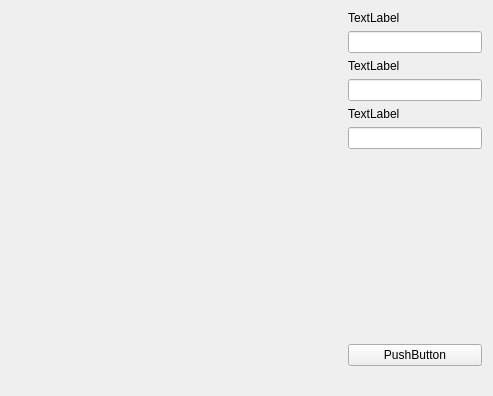
mortalis13/Qt-Color-Picker-Qt, file mainwindow.ui: the form before one commit.
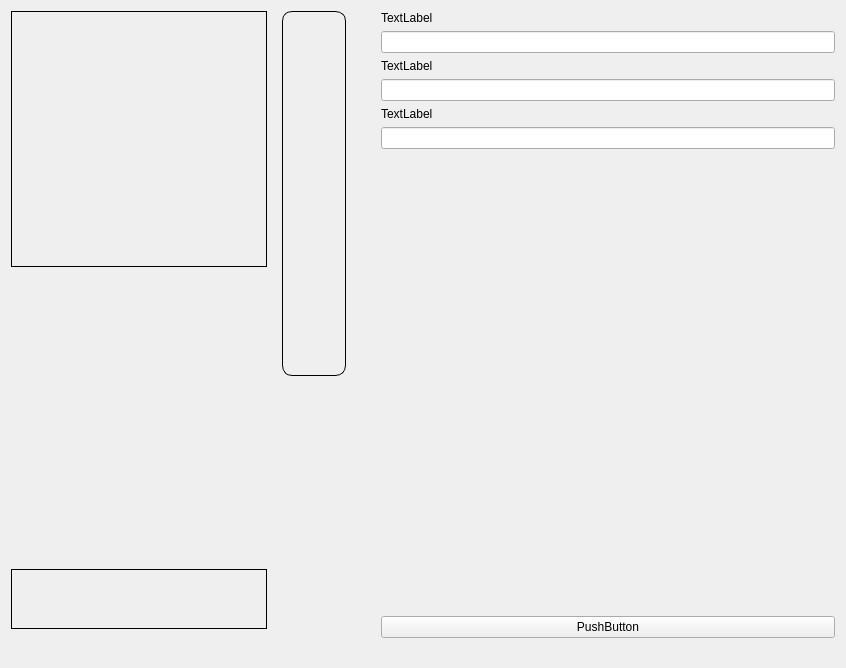
The form after the commit. Custom widgets are drawn as their Qt base class.

The edit to the form file:
```diff
--- a/mainwindow.ui
+++ b/mainwindow.ui
@@ -6,28 +6,16 @@
    <rect>
     <x>0</x>
     <y>0</y>
-    <width>493</width>
-    <height>396</height>
+    <width>846</width>
+    <height>668</height>
    </rect>
   </property>
   <property name="sizePolicy">
-   <sizepolicy hsizetype="Fixed" vsizetype="Fixed">
+   <sizepolicy hsizetype="Expanding" vsizetype="Expanding">
     <horstretch>0</horstretch>
     <verstretch>0</verstretch>
    </sizepolicy>
   </property>
-  <property name="minimumSize">
-   <size>
-    <width>470</width>
-    <height>396</height>
-   </size>
-  </property>
-  <property name="maximumSize">
-   <size>
-    <width>493</width>
-    <height>396</height>
-   </size>
-  </property>
   <property name="windowTitle">
    <string>MainWindow</string>
   </property>
@@ -39,23 +27,17 @@
     <item>
      <widget class="QWidget" name="widget" native="true">
       <property name="sizePolicy">
-       <sizepolicy hsizetype="Maximum" vsizetype="Maximum">
+       <sizepolicy hsizetype="Preferred" vsizetype="Preferred">
         <horstretch>0</horstretch>
         <verstretch>0</verstretch>
        </sizepolicy>
       </property>
       <property name="minimumSize">
        <size>
-        <width>300</width>
+        <width>0</width>
         <height>0</height>
        </size>
       </property>
-      <property name="maximumSize">
-       <size>
-        <width>16777215</width>
-        <height>360</height>
-       </size>
-      </property>
       <property name="autoFillBackground">
        <bool>false</bool>
       </property>
@@ -67,10 +49,10 @@
         <number>0</number>
        </property>
        <property name="rightMargin">
-        <number>0</number>
+        <number>9</number>
        </property>
        <property name="bottomMargin">
-        <number>0</number>
+        <number>9</number>
        </property>
        <property name="spacing">
         <number>0</number>
@@ -101,15 +83,15 @@
          </property>
          <property name="minimumSize">
           <size>
-           <width>40</width>
-           <height>361</height>
+           <width>64</width>
+           <height>365</height>
           </size>
          </property>
          <property name="autoFillBackground">
           <bool>false</bool>
          </property>
          <property name="styleSheet">
-          <string notr="true"/>
+          <string notr="true">border:1px solid; border-radius:10px</string>
          </property>
         </widget>
        </item>
@@ -128,7 +110,7 @@
           </size>
          </property>
          <property name="styleSheet">
-          <string notr="true"/>
+          <string notr="true">border:1px solid;</string>
          </property>
         </widget>
        </item>
@@ -163,7 +145,7 @@
           </size>
          </property>
          <property name="styleSheet">
-          <string notr="true"/>
+          <string notr="true">border:1px solid;</string>
          </property>
         </widget>
        </item>
@@ -231,6 +213,25 @@
        <item>
         <widget class="QLineEdit" name="lineEdit_3"/>
        </item>
+       <item>
+        <widget class="TestPaint" name="widget_3" native="true">
+         <property name="sizePolicy">
+          <sizepolicy hsizetype="Fixed" vsizetype="Fixed">
+           <horstretch>0</horstretch>
+           <verstretch>0</verstretch>
+          </sizepolicy>
+         </property>
+         <property name="minimumSize">
+          <size>
+           <width>400</width>
+           <height>400</height>
+          </size>
+         </property>
+         <property name="styleSheet">
+          <string notr="true"/>
+         </property>
+        </widget>
+       </item>
        <item>
         <spacer name="verticalSpacer_2">
          <property name="orientation">
@@ -275,6 +276,12 @@
  </widget>
  <layoutdefault spacing="6" margin="11"/>
  <customwidgets>
+  <customwidget>
+   <class>TestPaint</class>
+   <extends>QWidget</extends>
+   <header>testpaint.h</header>
+   <container>1</container>
+  </customwidget>
   <customwidget>
    <class>HueBar</class>
    <extends>QWidget</extends>
```
Left out of the diff: 5 changed lines with no effect on the pictures.
